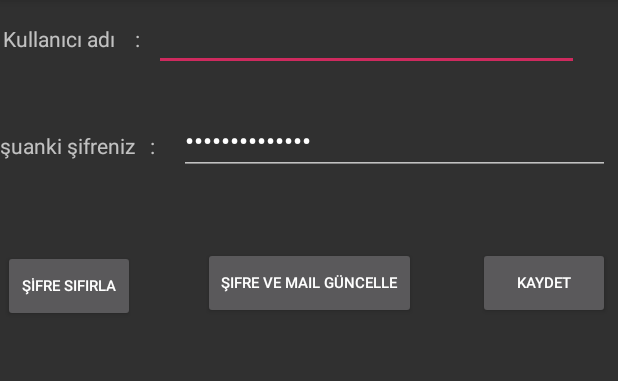
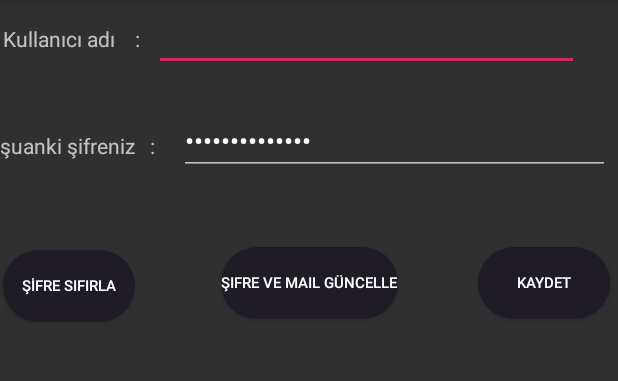
Before and after one commit to tolgabudanoglu/Muviminder, an Android app: the UserSettings screen opened directly, with no data from a screen before it, on a phone screen of 412 x 824 dp, the part 84-465 px from its top. Run offline under Robolectric (Android 15) with nearby library versions, the light colour scheme and no system bars; our stand-ins replace Firebase (no records; nobody signed in at launch, a user with empty details on screens opened directly).

Commit message:
Profie page

```diff
--- /dev/null
+++ b/app/src/main/res/drawable/btn_background.xml
@@ -0,0 +1,8 @@
+<?xml version="1.0" encoding="utf-8"?>
+<shape xmlns:android="http://schemas.android.com/apk/res/android"
+
+    android:shape="rectangle">
+    <solid android:color="@color/colorPrimaryDark"></solid>
+    <corners android:radius="30dp"></corners>
+
+</shape>
--- a/app/src/main/res/layout/activity_user_settings.xml
+++ b/app/src/main/res/layout/activity_user_settings.xml
@@ -60,6 +60,7 @@
         android:layout_marginTop="60dp"
         android:text="ŞİFRE SIFIRLA"
         android:textSize="10dp"
+        android:background="@drawable/btn_background"
         app:layout_constraintEnd_toEndOf="parent"
         app:layout_constraintHorizontal_bias="0.007"
         app:layout_constraintStart_toStartOf="parent"
@@ -72,6 +73,7 @@
         android:layout_marginTop="48dp"
         android:text="Kaydet"
         android:textSize="10dp"
+        android:background="@drawable/btn_background"
         app:layout_constraintEnd_toEndOf="parent"
         app:layout_constraintHorizontal_bias="0.977"
         app:layout_constraintStart_toEndOf="@+id/btnSettingsReset"
@@ -84,6 +86,7 @@
         android:layout_marginTop="48dp"
         android:text="Şifre ve mail güncelle"
         android:textSize="10dp"
+        android:background="@drawable/btn_background"
         app:layout_constraintEnd_toEndOf="parent"
         app:layout_constraintStart_toStartOf="parent"
         app:layout_constraintTop_toBottomOf="@+id/etSettingsPasswordReal" />
@@ -148,6 +151,7 @@
             android:layout_height="wrap_content"
             android:layout_marginTop="36dp"
             android:text="Şifreyi Güncelle"
+            android:background="@drawable/btn_background"
             app:layout_constraintEnd_toStartOf="@+id/btnSettingsUpdateMail"
             app:layout_constraintStart_toStartOf="parent"
             app:layout_constraintTop_toBottomOf="@+id/etSettingsUpdatePassword" />
@@ -159,6 +163,7 @@
             android:layout_marginTop="36dp"
             android:text="Maili güncelle"
             app:layout_constraintEnd_toEndOf="parent"
+            android:background="@drawable/btn_background"
             app:layout_constraintHorizontal_bias="0.876"
             app:layout_constraintStart_toStartOf="parent"
             app:layout_constraintTop_toBottomOf="@+id/etSettingsUpdatePassword" />
--- a/app/src/main/res/values/colors.xml
+++ b/app/src/main/res/values/colors.xml
@@ -10,4 +10,5 @@
     <color name="colorPrimary">#2C273C</color>
     <color name="colorPrimaryDark">#1F1C26</color>
     <color name="colorAccent">#CE2A5E</color>
+
 </resources>
```
